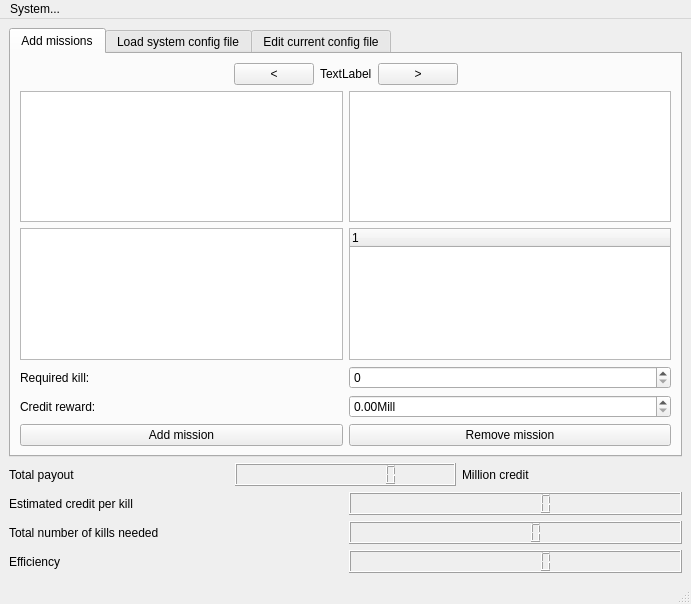
First picture: the form in mainwindow.ui, repository aklakina/EliteMoney, before the edit.
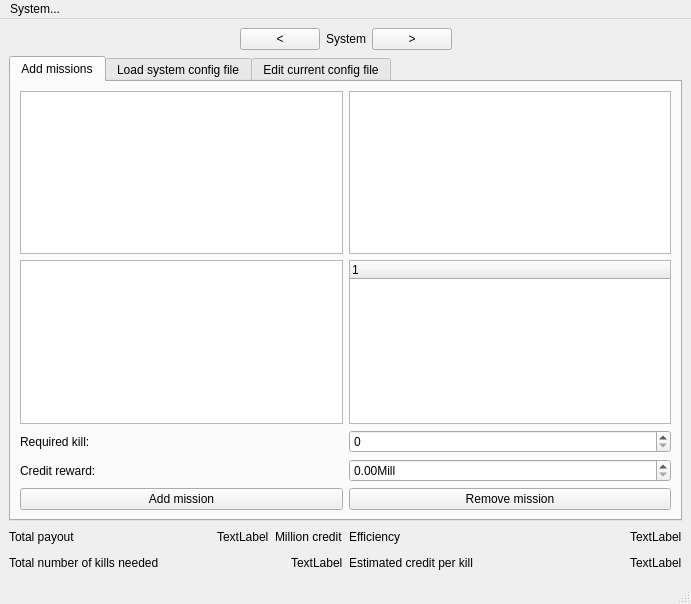
Second picture: the form after the edit.

```diff
--- a/mainwindow.ui
+++ b/mainwindow.ui
@@ -14,17 +14,7 @@
    <string>MainWindow</string>
   </property>
   <widget class="QWidget" name="centralwidget">
-   <layout class="QVBoxLayout" name="verticalLayout_6">
-    <item>
-     <widget class="QTabWidget" name="tabWidget">
-      <property name="currentIndex">
-       <number>0</number>
-      </property>
-      <widget class="QWidget" name="tab_2">
-       <attribute name="title">
-        <string>Add missions</string>
-       </attribute>
-       <layout class="QVBoxLayout" name="verticalLayout_8">
+   <layout class="QVBoxLayout" name="verticalLayout_10">
         <item>
          <layout class="QHBoxLayout" name="horizontalLayout_9">
           <item>
@@ -50,7 +40,7 @@
           <item>
            <widget class="QLabel" name="systemName">
             <property name="text">
-             <string>TextLabel</string>
+         <string>System</string>
             </property>
            </widget>
           </item>
@@ -77,6 +67,16 @@
          </layout>
         </item>
         <item>
+     <widget class="QTabWidget" name="tabWidget">
+      <property name="currentIndex">
+       <number>0</number>
+      </property>
+      <widget class="QWidget" name="tab_2">
+       <attribute name="title">
+        <string>Add missions</string>
+       </attribute>
+       <layout class="QVBoxLayout" name="verticalLayout_8">
+        <item>
          <layout class="QVBoxLayout" name="verticalLayout_5">
           <item>
            <layout class="QGridLayout" name="gridLayout">
@@ -247,6 +247,10 @@
      </widget>
     </item>
     <item>
+     <layout class="QHBoxLayout" name="horizontalLayout_10">
+      <item>
+       <layout class="QVBoxLayout" name="verticalLayout_6">
+        <item>
      <layout class="QHBoxLayout" name="horizontalLayout_2">
       <item>
        <widget class="QLabel" name="label_2">
@@ -256,9 +260,22 @@
        </widget>
       </item>
       <item>
-       <widget class="QLCDNumber" name="lcdNumber_2">
-        <property name="digitCount">
-         <number>10</number>
+           <spacer name="horizontalSpacer_3">
+            <property name="orientation">
+             <enum>Qt::Horizontal</enum>
+            </property>
+            <property name="sizeHint" stdset="0">
+             <size>
+              <width>40</width>
+              <height>20</height>
+             </size>
+            </property>
+           </spacer>
+          </item>
+          <item>
+           <widget class="QLabel" name="label_8">
+            <property name="text">
+             <string>TextLabel</string>
         </property>
        </widget>
       </item>
@@ -271,24 +288,6 @@
       </item>
      </layout>
     </item>
-    <item>
-     <layout class="QHBoxLayout" name="horizontalLayout_4">
-      <item>
-       <widget class="QLabel" name="label_5">
-        <property name="text">
-         <string>Estimated credit per kill</string>
-        </property>
-       </widget>
-      </item>
-      <item>
-       <widget class="QLCDNumber" name="lcdNumber_4">
-        <property name="digitCount">
-         <number>7</number>
-        </property>
-       </widget>
-      </item>
-     </layout>
-    </item>
     <item>
      <layout class="QHBoxLayout" name="horizontalLayout_3">
       <item>
@@ -299,10 +298,31 @@
        </widget>
       </item>
       <item>
-       <widget class="QLCDNumber" name="lcdNumber_3"/>
-      </item>
-     </layout>
-    </item>
+           <spacer name="horizontalSpacer_4">
+            <property name="orientation">
+             <enum>Qt::Horizontal</enum>
+            </property>
+            <property name="sizeHint" stdset="0">
+             <size>
+              <width>40</width>
+              <height>20</height>
+             </size>
+            </property>
+           </spacer>
+          </item>
+          <item>
+           <widget class="QLabel" name="label_9">
+            <property name="text">
+             <string>TextLabel</string>
+            </property>
+           </widget>
+          </item>
+         </layout>
+        </item>
+       </layout>
+      </item>
+      <item>
+       <layout class="QVBoxLayout" name="verticalLayout_9">
     <item>
      <layout class="QHBoxLayout" name="horizontalLayout">
       <item>
@@ -313,11 +333,59 @@
        </widget>
       </item>
       <item>
-       <widget class="QLCDNumber" name="lcdNumber">
-        <property name="digitCount">
-         <number>7</number>
-        </property>
-       </widget>
+           <spacer name="horizontalSpacer_5">
+            <property name="orientation">
+             <enum>Qt::Horizontal</enum>
+            </property>
+            <property name="sizeHint" stdset="0">
+             <size>
+              <width>40</width>
+              <height>20</height>
+             </size>
+            </property>
+           </spacer>
+          </item>
+          <item>
+           <widget class="QLabel" name="label_10">
+            <property name="text">
+             <string>TextLabel</string>
+            </property>
+           </widget>
+          </item>
+         </layout>
+        </item>
+        <item>
+         <layout class="QHBoxLayout" name="horizontalLayout_4">
+          <item>
+           <widget class="QLabel" name="label_5">
+            <property name="text">
+             <string>Estimated credit per kill</string>
+            </property>
+           </widget>
+          </item>
+          <item>
+           <spacer name="horizontalSpacer_6">
+            <property name="orientation">
+             <enum>Qt::Horizontal</enum>
+            </property>
+            <property name="sizeHint" stdset="0">
+             <size>
+              <width>40</width>
+              <height>20</height>
+             </size>
+            </property>
+           </spacer>
+          </item>
+          <item>
+           <widget class="QLabel" name="label_11">
+            <property name="text">
+             <string>TextLabel</string>
+            </property>
+           </widget>
+          </item>
+         </layout>
+        </item>
+       </layout>
       </item>
      </layout>
     </item>
```
Left out of the diff: 2 changed lines with no effect on the pictures. Lines whose indentation alone changed are shown as unchanged.
